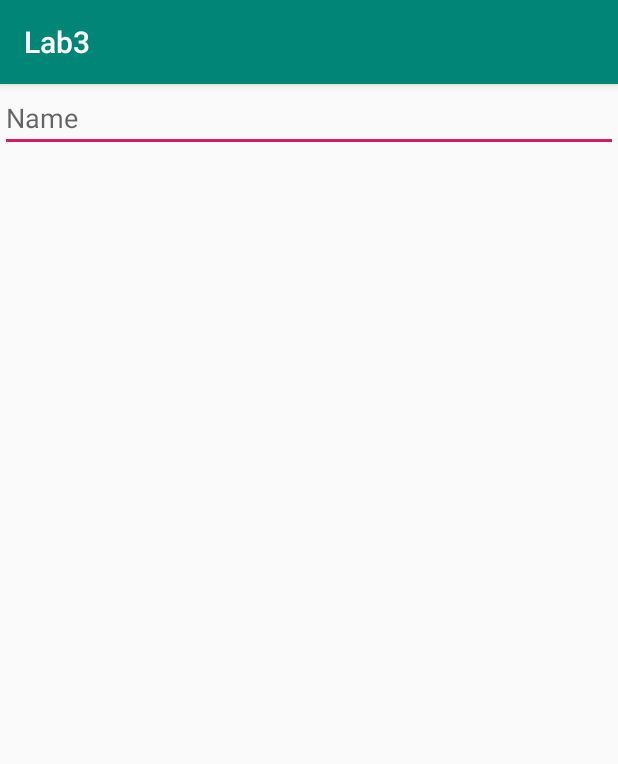
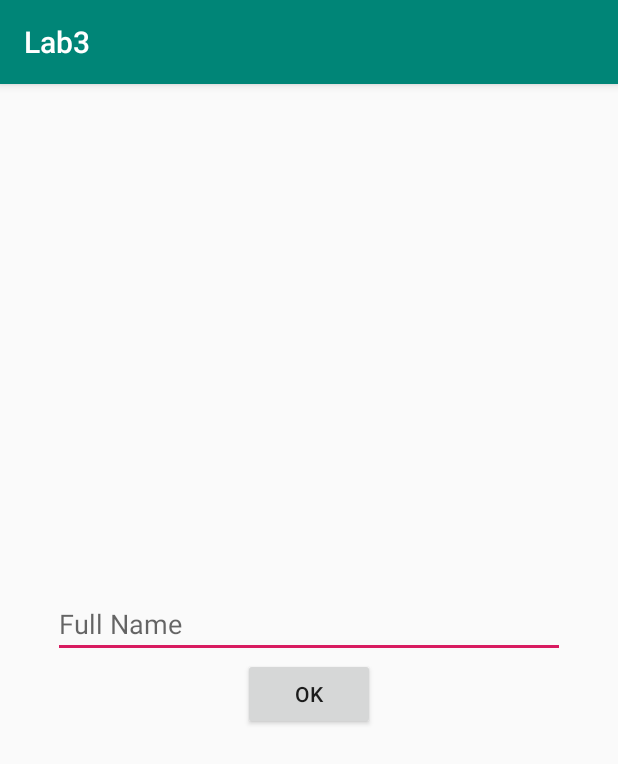
Before and after one commit to DmitryKochetkov/4Term_DevApps, an Android app: the AddActivity screen opened directly, with no data from a screen before it, on a phone screen of 412 x 824 dp. Shown: the top 764 px of the screen. Run offline under Robolectric (Android 15) with nearby library versions, the phone set to English and light mode, and no system bars.

Commit message:
Lab3: interface

```diff
--- a/Lab3/app/src/main/java/com/dimedrol/lab3/AddActivity.java
+++ b/Lab3/app/src/main/java/com/dimedrol/lab3/AddActivity.java
@@ -2,6 +2,8 @@ package com.dimedrol.lab3;
 
 import android.support.v7.app.AppCompatActivity;
 import android.os.Bundle;
+import android.view.View;
+import android.widget.Button;
 
 public class AddActivity extends AppCompatActivity {
 
@@ -9,5 +11,14 @@ public class AddActivity extends AppCompatActivity {
     protected void onCreate(Bundle savedInstanceState) {
         super.onCreate(savedInstanceState);
         setContentView(R.layout.activity_add);
+
+        Button b = findViewById(R.id.add);
+        b.setOnClickListener(new View.OnClickListener() {
+            @Override
+            public void onClick(View v) {
+                //создать ученика
+                //добавить в бд
+            }
+        });
     }
 }
--- a/Lab3/app/src/main/res/layout/activity_add.xml
+++ b/Lab3/app/src/main/res/layout/activity_add.xml
@@ -1,20 +1,34 @@
 <?xml version="1.0" encoding="utf-8"?>
-<android.support.constraint.ConstraintLayout xmlns:android="http://schemas.android.com/apk/res/android"
+<LinearLayout xmlns:android="http://schemas.android.com/apk/res/android"
     xmlns:app="http://schemas.android.com/apk/res-auto"
     xmlns:tools="http://schemas.android.com/tools"
     android:layout_width="match_parent"
     android:layout_height="match_parent"
+    android:gravity="center"
+    android:orientation="vertical"
+    android:layout_gravity="center"
+
     tools:context=".AddActivity">
 
     <LinearLayout
         android:layout_width="match_parent"
-        android:layout_height="match_parent">
+        android:layout_height="match_parent"
+        android:padding="35dp"
+        android:gravity="center"
+        android:orientation="vertical">
 
         <EditText
             android:layout_width="match_parent"
             android:layout_height="wrap_content"
             android:hint="@string/fio"/>
 
+        <Button
+            android:layout_width="wrap_content"
+            android:layout_height="wrap_content"
+            android:text="@string/ok"
+            android:id="@+id/add"/>
+
+
     </LinearLayout>
 
-</android.support.constraint.ConstraintLayout>
+</LinearLayout>
--- a/Lab3/app/src/main/res/layout/activity_data.xml
+++ b/Lab3/app/src/main/res/layout/activity_data.xml
@@ -6,8 +6,6 @@
     android:layout_height="match_parent"
     tools:context=".DataActivity">
 
-    <TableLayout
-        android:layout_width="match_parent"
-        android:layout_height="match_parent"></TableLayout>
+
 
 </android.support.constraint.ConstraintLayout>
--- a/Lab3/app/src/main/res/values/strings.xml
+++ b/Lab3/app/src/main/res/values/strings.xml
@@ -3,5 +3,6 @@
     <string name="show">Show Students Database</string>
     <string name="add">Add Student</string>
     <string name="ivan">Ivan Ivanovich</string>
-    <string name="fio">Name</string>
+    <string name="fio">Full Name</string>
+    <string name="ok">OK</string>
 </resources>
```
Also changed, not shown: Lab3/app/src/main/java/com/dimedrol/lab3/MainActivity.java (+14 -0 lines), Lab3/app/src/main/java/com/dimedrol/lab3/Student.java (added, +9 -0 lines).
